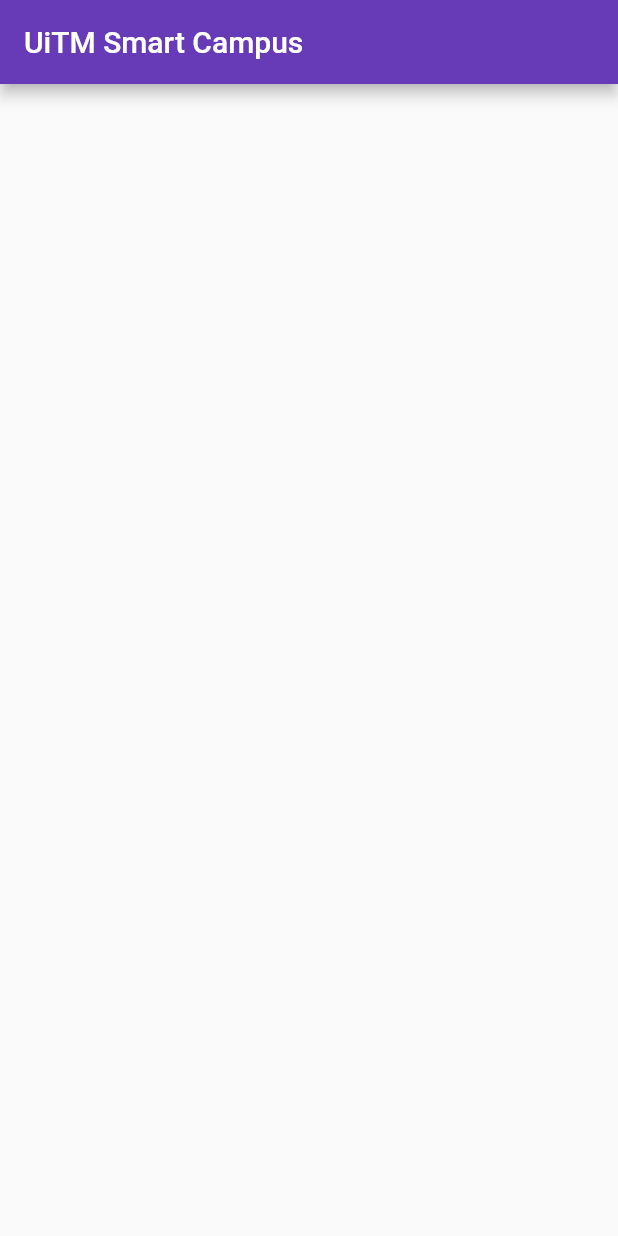
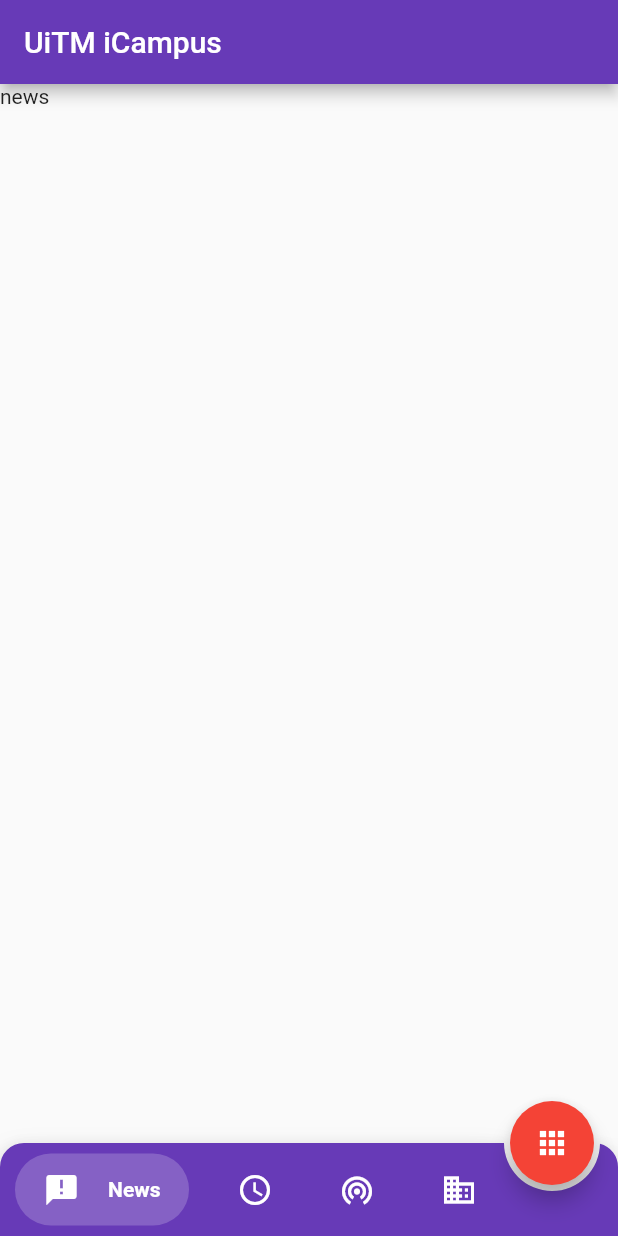
Before and after one commit to hanafiah/smart_campus, a Flutter app: the screen it shows after launch, on a phone screen of 412 x 824 dp. Run offline on Flutter 3.47's test engine with Material 2 defaults, Android fonts, the phone set to English and light mode, and no system bars; drawn by our look-alikes of bubble_bottom_bar; missing offline and left inert: flutter_beacon.

```diff
--- a/lib/main.dart
+++ b/lib/main.dart
@@ -1,53 +1,129 @@
 import 'package:flutter/material.dart';
-import 'package:splashscreen/splashscreen.dart';
+import 'package:bubble_bottom_bar/bubble_bottom_bar.dart';
+import 'package:smart_campus/mainpage/beacon.dart';
+import 'package:smart_campus/mainpage/menu.dart';
 
-void main(){
-  runApp(new MaterialApp(
-    home: new Splash(),
-  ));
-}
-
-class Splash extends StatelessWidget {
-  @override
-  Widget build(BuildContext context) {
-    return new SplashScreen(
-      seconds: 14,
-      navigateAfterSeconds: new MyApp(),
-      title: new Text('Smart Campus',
-        style: new TextStyle(
-            fontWeight: FontWeight.bold,
-            fontSize: 20.0,
-            color: Colors.deepPurple
-        ),
-      ),
-      image: new Image.asset('images/LogoUiTM.png'),
-      backgroundColor: Colors.white,
-      styleTextUnderTheLoader: new TextStyle(),
-      photoSize: 160.0,
-//      onClick: ()=>print("Flutter Egypt"),
-      loaderColor: Colors.deepPurple,
-    );
-  }
-}
+void main() => runApp(MyApp());
 
 class MyApp extends StatelessWidget {
   // This widget is the root of your application.
   @override
   Widget build(BuildContext context) {
     return MaterialApp(
-        title: 'Flutter Demo',
-        theme: ThemeData(
-          primarySwatch: Colors.deepPurple,
-        ),
-        home: Scaffold(
-          appBar: AppBar(
-            title: Text('UiTM Smart Campus'),
-          ),
-          body: Container(
-
-          ),
-        ),
-
+      title: 'iCampus',
+      theme: ThemeData(
+        primarySwatch: Colors.deepPurple,
+      ),
+      home: MyHomePage(title: 'UiTM iCampus'),
     );
   }
 }
+
+class MyHomePage extends StatefulWidget {
+  MyHomePage({Key key, this.title}) : super(key: key);
+  final String title;
+  @override
+  _MyHomePageState createState() => _MyHomePageState();
+}
+
+class _MyHomePageState extends State<MyHomePage> {
+  int currentIndex;
+  @override
+  void initState() {
+    // TODO: implement initState
+    super.initState();
+    currentIndex = 0;
+  }
+
+  void changePage(int index) {
+    setState(() {
+      currentIndex = index;
+    });
+  }
+
+  final List<Widget> _children = [
+    Text('news'),
+    Text('logs'),
+    BeaconWidget(),
+    Text('campus'),
+    MenuWidget(),
+  ];
+
+  @override
+  Widget build(BuildContext context) {
+    return Scaffold(
+      appBar: AppBar(
+        title: Text(widget.title),
+      ),
+      body: _children[currentIndex],
+      floatingActionButton: FloatingActionButton(
+        onPressed: () {
+          setState(() {
+            currentIndex = 4;
+          });
+        },
+        child: Icon(Icons.apps),
+        backgroundColor: Colors.red,
+      ),
+      floatingActionButtonLocation: FloatingActionButtonLocation.endDocked,
+      bottomNavigationBar: BubbleBottomBar(
+        backgroundColor: Colors.deepPurple,
+        hasNotch: true,
+        fabLocation: BubbleBottomBarFabLocation.end,
+        opacity: .2,
+        currentIndex: currentIndex==4?0:currentIndex,
+        onTap: changePage,
+        borderRadius: BorderRadius.vertical(
+            top: Radius.circular(
+                16)), //border radius doesn't work when the notch is enabled.
+        elevation: 8,
+        items: <BubbleBottomBarItem>[
+          BubbleBottomBarItem(
+              backgroundColor: Colors.white,
+              icon: Icon(
+                Icons.announcement,
+                color: Colors.white,
+              ),
+              activeIcon: Icon(
+                Icons.announcement,
+                color: Colors.white,
+              ),
+              title: Text("News")),
+          BubbleBottomBarItem(
+              backgroundColor: Colors.white,
+              icon: Icon(
+                Icons.access_time,
+                color: Colors.white,
+              ),
+              activeIcon: Icon(
+                Icons.access_time,
+                color: Colors.white,
+              ),
+              title: Text("Logs")),
+          BubbleBottomBarItem(
+              backgroundColor: Colors.white,
+              icon: Icon(
+                Icons.wifi_tethering,
+                color: Colors.white,
+              ),
+              activeIcon: Icon(
+                Icons.wifi_tethering,
+                color: Colors.white,
+              ),
+              title: Text("Beacon")),
+          BubbleBottomBarItem(
+              backgroundColor: Colors.white,
+              icon: Icon(
+                Icons.business,
+                color: Colors.white,
+              ),
+              activeIcon: Icon(
+                Icons.business,
+                color: Colors.white,
+              ),
+              title: Text("Campus"))
+        ],
+      ),
+    );
+  }
+}
```
Also changed, not shown: lib/helpers/url_helper.dart (added, +49 -0 lines), lib/mainpage/beacon.dart (added, +265 -0 lines), lib/mainpage/menu.dart (added, +75 -0 lines), pubspec.yaml (+6 -2 lines), pubspec.lock, 2 other files.
